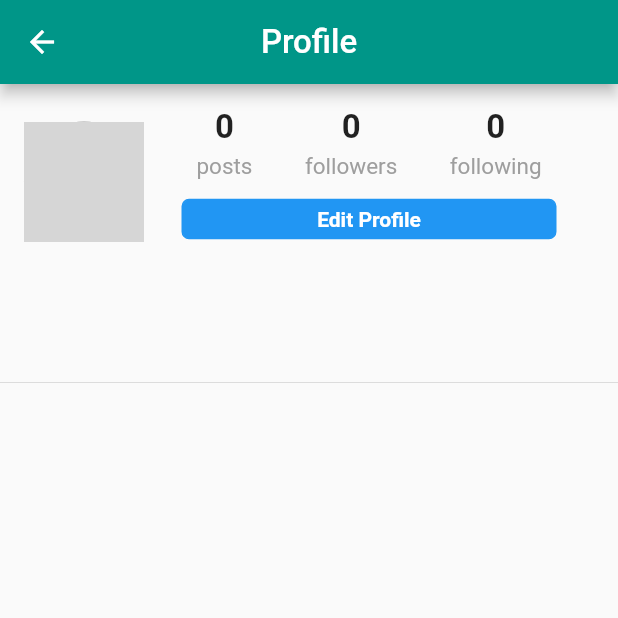
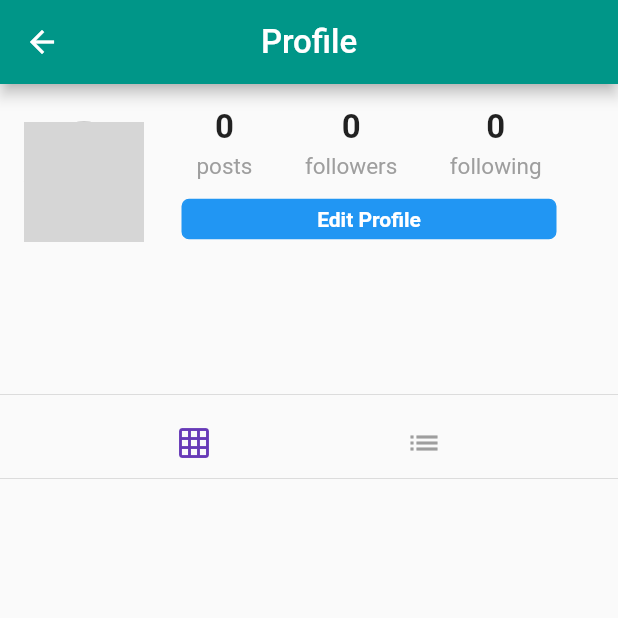
Before and after one commit to luisfelipeguevaraa/fluttershare, a Flutter app: the Profile screen opened directly, on a phone screen of 412 x 824 dp, the top half of it. Run offline on Flutter 3.47's test engine with Material 2 defaults, Android fonts, the phone set to English and light mode, and no system bars; our stand-ins replace cached_network_image, cloud_firestore, firebase_storage, flutter_svg, geolocator, google_sign_in and 1 more; accounts and stored records are empty; network calls fail; grey boxes are pictures that could not be loaded.

Commit message:
39 intercambiando list y grilla

```diff
--- a/lib/pages/profile.dart
+++ b/lib/pages/profile.dart
@@ -22,6 +22,7 @@ class Profile extends StatefulWidget {
 
 class _ProfileState extends State<Profile> {
   final String currentUserId = currentUser?.id;
+  String postOrientation = "grid";
   bool isLoading = false;
   int postCount = 0;
   List<Post> posts = [];
@@ -202,7 +203,7 @@ class _ProfileState extends State<Profile> {
   buildProfilePosts(){
     if(isLoading){
       return circularProgress();
-    }
+    } else if (postOrientation == "grid") {
       List<GridTile> gridTiles = [];
       posts.forEach((post){
         gridTiles.add(
@@ -217,7 +218,34 @@ class _ProfileState extends State<Profile> {
         physics: NeverScrollableScrollPhysics(),
         children: gridTiles,
       );
-    // return Column(children: posts,);
+    } else if(postOrientation == "list"){
+        return Column(children: posts,);
+    }
+  }
+
+  setPostOrientation(String postOrientation){
+    setState(() {
+     this.postOrientation = postOrientation;
+    });
+  }
+
+
+  buildTogglePostOrientation(){
+    return Row(
+      mainAxisAlignment: MainAxisAlignment.spaceEvenly,
+      children: <Widget>[
+        IconButton(
+          onPressed: () => setPostOrientation("grid"),
+          icon: Icon(Icons.grid_on),
+          color: postOrientation == 'grid' ? Theme.of(context).primaryColor : Colors.grey,
+        ),
+        IconButton(
+          onPressed: () => setPostOrientation("list"),
+          icon: Icon(Icons.list),
+          color: postOrientation == 'list' ? Theme.of(context).primaryColor : Colors.grey,
+        ),
+      ],
+    );
   }
 
   @override
@@ -227,6 +255,8 @@ class _ProfileState extends State<Profile> {
       body: ListView(
         children: <Widget>[
           buildProfileHeader(),
+          Divider(),
+          buildTogglePostOrientation(),
           Divider(
             height: 0.0,
           ),
```
Lines whose indentation alone changed are shown as unchanged.
